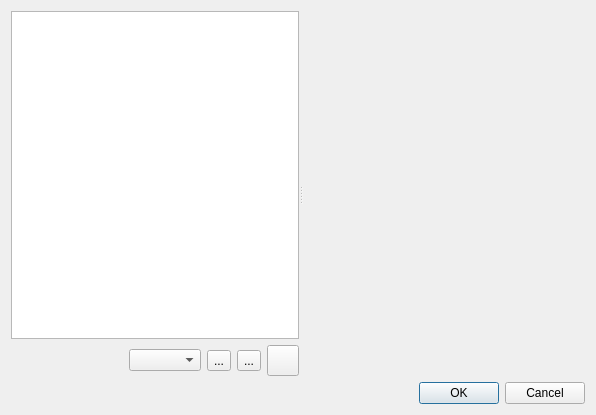
Qt form gui/newworld.ui (taliesinb/floatworld) before a commit.
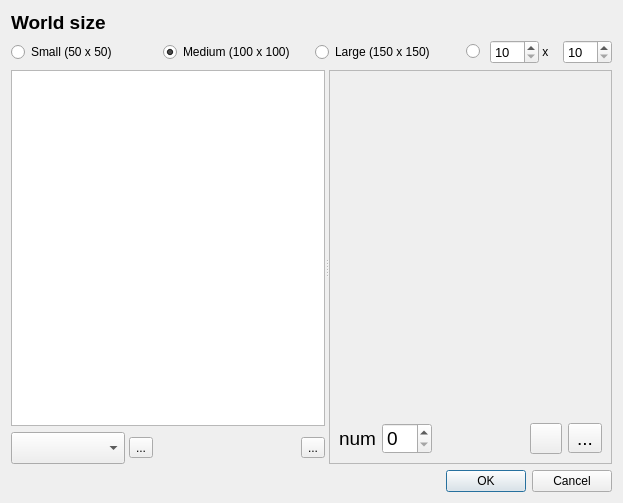
The same form after that commit. Icons and pictures are not drawn.

What changed in the file:
```diff
--- a/gui/newworld.ui
+++ b/gui/newworld.ui
@@ -6,14 +6,116 @@
    <rect>
     <x>0</x>
     <y>0</y>
-    <width>596</width>
-    <height>415</height>
+    <width>623</width>
+    <height>503</height>
    </rect>
   </property>
   <property name="windowTitle">
    <string>Dialog</string>
   </property>
-  <layout class="QVBoxLayout" name="verticalLayout">
+  <layout class="QVBoxLayout" name="verticalLayout_5">
+   <item>
+    <widget class="QLabel" name="label">
+     <property name="sizePolicy">
+      <sizepolicy hsizetype="Maximum" vsizetype="Maximum">
+       <horstretch>0</horstretch>
+       <verstretch>0</verstretch>
+      </sizepolicy>
+     </property>
+     <property name="font">
+      <font>
+       <pointsize>14</pointsize>
+       <weight>75</weight>
+       <bold>true</bold>
+      </font>
+     </property>
+     <property name="text">
+      <string>World size</string>
+     </property>
+     <property name="textFormat">
+      <enum>Qt::PlainText</enum>
+     </property>
+    </widget>
+   </item>
+   <item>
+    <layout class="QHBoxLayout" name="horizontalLayout_7">
+     <item>
+      <widget class="QRadioButton" name="radioSmallSize">
+       <property name="text">
+        <string>Small (50 x 50)</string>
+       </property>
+      </widget>
+     </item>
+     <item>
+      <widget class="QRadioButton" name="radioMediumSize">
+       <property name="text">
+        <string>Medium (100 x 100)</string>
+       </property>
+       <property name="checked">
+        <bool>true</bool>
+       </property>
+      </widget>
+     </item>
+     <item>
+      <widget class="QRadioButton" name="radioLargeSize">
+       <property name="text">
+        <string>Large (150 x 150)</string>
+       </property>
+      </widget>
+     </item>
+     <item>
+      <layout class="QHBoxLayout" name="horizontalLayout_5">
+       <property name="spacing">
+        <number>0</number>
+       </property>
+       <item>
+        <widget class="QRadioButton" name="radioCustomSize">
+         <property name="text">
+          <string/>
+         </property>
+        </widget>
+       </item>
+       <item>
+        <widget class="QSpinBox" name="rowsBox">
+         <property name="font">
+          <font>
+           <pointsize>10</pointsize>
+          </font>
+         </property>
+         <property name="minimum">
+          <number>10</number>
+         </property>
+         <property name="maximum">
+          <number>250</number>
+         </property>
+        </widget>
+       </item>
+       <item>
+        <widget class="QLabel" name="label_2">
+         <property name="text">
+          <string> x </string>
+         </property>
+        </widget>
+       </item>
+       <item>
+        <widget class="QSpinBox" name="columnsBox">
+         <property name="font">
+          <font>
+           <pointsize>10</pointsize>
+          </font>
+         </property>
+         <property name="minimum">
+          <number>10</number>
+         </property>
+         <property name="maximum">
+          <number>250</number>
+         </property>
+        </widget>
+       </item>
+      </layout>
+     </item>
+    </layout>
+   </item>
    <item>
     <widget class="QSplitter" name="splitter">
      <property name="orientation">
@@ -27,11 +129,63 @@
        </size>
       </property>
       <layout class="QVBoxLayout" name="verticalLayout_2">
+       <property name="margin">
+        <number>0</number>
+       </property>
        <item>
-        <widget class="QTableView" name="objectTable"/>
+        <widget class="QListWidget" name="objectTable">
+         <property name="font">
+          <font>
+           <pointsize>18</pointsize>
+          </font>
+         </property>
+         <property name="alternatingRowColors">
+          <bool>true</bool>
+         </property>
+         <property name="spacing">
+          <number>2</number>
+         </property>
+        </widget>
        </item>
        <item>
         <layout class="QHBoxLayout" name="horizontalLayout_2">
+         <property name="spacing">
+          <number>4</number>
+         </property>
+         <item>
+          <widget class="QComboBox" name="objectComboBox">
+           <property name="minimumSize">
+            <size>
+             <width>0</width>
+             <height>32</height>
+            </size>
+           </property>
+           <property name="font">
+            <font>
+             <pointsize>16</pointsize>
+             <weight>75</weight>
+             <bold>true</bold>
+            </font>
+           </property>
+          </widget>
+         </item>
+         <item>
+          <widget class="QToolButton" name="addObject">
+           <property name="text">
+            <string>...</string>
+           </property>
+           <property name="icon">
+            <iconset resource="floatworld.qrc">
+             <normaloff>:/icons/plus.png</normaloff>:/icons/plus.png</iconset>
+           </property>
+           <property name="iconSize">
+            <size>
+             <width>24</width>
+             <height>24</height>
+            </size>
+           </property>
+          </widget>
+         </item>
          <item>
           <spacer name="horizontalSpacer">
            <property name="orientation">
@@ -46,50 +200,13 @@
           </spacer>
          </item>
          <item>
-          <widget class="QComboBox" name="objectTypeCombo"/>
-         </item>
-         <item>
-          <widget class="QToolButton" name="addObject">
+          <widget class="QToolButton" name="toolButton">
            <property name="text">
             <string>...</string>
            </property>
            <property name="icon">
             <iconset resource="floatworld.qrc">
-             <normaloff>:/icons/plus.png</normaloff>:/icons/plus.png</iconset>
-           </property>
-           <property name="iconSize">
-            <size>
-             <width>24</width>
-             <height>24</height>
-            </size>
-           </property>
-          </widget>
-         </item>
-         <item>
-          <widget class="QToolButton" name="removeObject">
-           <property name="text">
-            <string>...</string>
-           </property>
-           <property name="icon">
-            <iconset resource="floatworld.qrc">
-             <normaloff>:/icons/minus.png</normaloff>:/icons/minus.png</iconset>
-           </property>
-           <property name="iconSize">
-            <size>
-             <width>24</width>
-             <height>24</height>
-            </size>
-           </property>
-          </widget>
-         </item>
-         <item>
-          <widget class="QToolButton" name="copyObject">
-           <property name="text">
-            <string/>
-           </property>
-           <property name="icon">
-            <iconset resource="floatworld.qrc">
-             <normaloff>:/icons/curve-down.png</normaloff>:/icons/curve-down.png</iconset>
+             <normaloff>:/icons/open.png</normaloff>:/icons/open.png</iconset>
            </property>
            <property name="iconSize">
             <size>
@@ -103,13 +220,114 @@
        </item>
       </layout>
      </widget>
-     <widget class="QWidget" name="objectPanel" native="true">
+     <widget class="QFrame" name="objectPanel1">
       <property name="minimumSize">
        <size>
-        <width>250</width>
+        <width>280</width>
         <height>0</height>
        </size>
       </property>
+      <property name="font">
+       <font>
+        <pointsize>14</pointsize>
+       </font>
+      </property>
+      <property name="frameShape">
+       <enum>QFrame::StyledPanel</enum>
+      </property>
+      <property name="frameShadow">
+       <enum>QFrame::Plain</enum>
+      </property>
+      <layout class="QVBoxLayout" name="verticalLayout_4">
+       <item>
+        <widget class="QWidget" name="objectPanel" native="true"/>
+       </item>
+       <item>
+        <spacer name="verticalSpacer">
+         <property name="orientation">
+          <enum>Qt::Vertical</enum>
+         </property>
+         <property name="sizeHint" stdset="0">
+          <size>
+           <width>20</width>
+           <height>40</height>
+          </size>
+         </property>
+        </spacer>
+       </item>
+       <item>
+        <layout class="QVBoxLayout" name="verticalLayout_3">
+         <item>
+          <layout class="QHBoxLayout" name="horizontalLayout_3">
+           <item>
+            <widget class="QLabel" name="label_3">
+             <property name="text">
+              <string>num</string>
+             </property>
+            </widget>
+           </item>
+           <item>
+            <widget class="QSpinBox" name="numberBox">
+             <property name="minimumSize">
+              <size>
+               <width>0</width>
+               <height>25</height>
+              </size>
+             </property>
+            </widget>
+           </item>
+           <item>
+            <spacer name="horizontalSpacer_2">
+             <property name="orientation">
+              <enum>Qt::Horizontal</enum>
+             </property>
+             <property name="sizeHint" stdset="0">
+              <size>
+               <width>40</width>
+               <height>20</height>
+              </size>
+             </property>
+            </spacer>
+           </item>
+           <item>
+            <widget class="QToolButton" name="copyObject">
+             <property name="text">
+              <string/>
+             </property>
+             <property name="icon">
+              <iconset resource="floatworld.qrc">
+               <normaloff>:/icons/curve-down.png</normaloff>:/icons/curve-down.png</iconset>
+             </property>
+             <property name="iconSize">
+              <size>
+               <width>24</width>
+               <height>24</height>
+              </size>
+             </property>
+            </widget>
+           </item>
+           <item>
+            <widget class="QToolButton" name="removeObject">
+             <property name="text">
+              <string>...</string>
+             </property>
+             <property name="icon">
+              <iconset resource="floatworld.qrc">
+               <normaloff>:/icons/minus.png</normaloff>:/icons/minus.png</iconset>
+             </property>
+             <property name="iconSize">
+              <size>
+               <width>24</width>
+               <height>24</height>
+              </size>
+             </property>
+            </widget>
+           </item>
+          </layout>
+         </item>
+        </layout>
+       </item>
+      </layout>
      </widget>
     </widget>
    </item>
```
Left out of the diff: 2 changed lines with no effect on the pictures.
